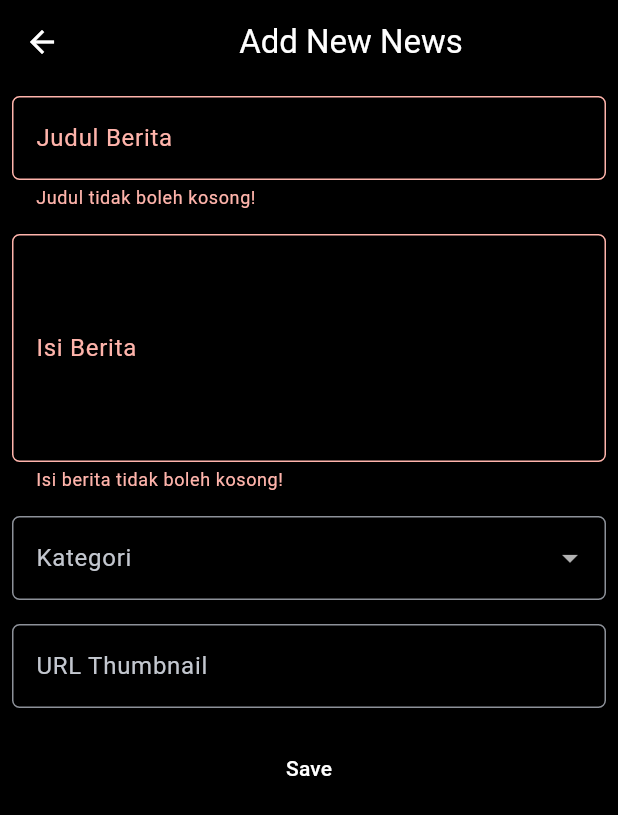
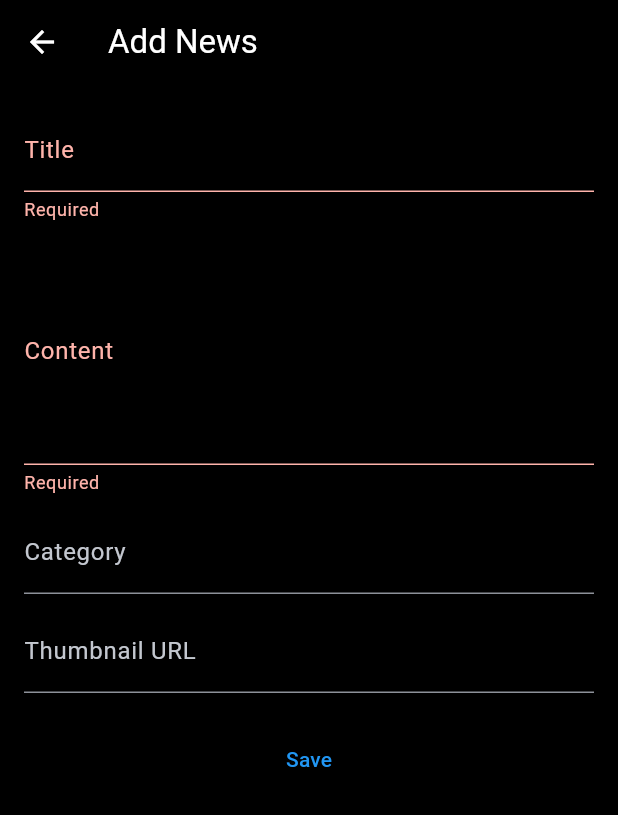
Before and after one commit to D05-2025/dribbl-id-mobile, a Flutter app: the NewsFormPage screen opened directly, after a tap on "Save", on a phone screen of 412 x 824 dp. Shown: the top 815 px of the screen. Run offline on Flutter 3.47's test engine with Material 3 defaults, Android fonts, the phone set to English and light mode, and no system bars; missing offline and left inert: pbp_django_auth.

Commit message:
sisa finishing

```diff
--- a/lib/news/screens/news_form.dart
+++ b/lib/news/screens/news_form.dart
@@ -1,10 +1,14 @@
+import 'dart:convert';
 import 'package:flutter/material.dart';
+import 'package:provider/provider.dart';
 import 'package:pbp_django_auth/pbp_django_auth.dart';
-import 'dart:convert';
-import 'package:provider/provider.dart';
+
+import 'package:dribbl_id/news/models/news.dart';
 
 class NewsFormPage extends StatefulWidget {
-  const NewsFormPage({super.key});
+  final News? news;
+
+  const NewsFormPage({super.key, this.news});
 
   @override
   State<NewsFormPage> createState() => _NewsFormPageState();
@@ -13,175 +17,93 @@ class NewsFormPage extends StatefulWidget {
 class _NewsFormPageState extends State<NewsFormPage> {
   final _formKey = GlobalKey<FormState>();
 
-  String _title = "";
-  String _content = "";
-  String _category = "";
-  String _thumbnail = "";
+  String _title = '';
+  String _content = '';
+  String _category = '';
+  String _thumbnail = '';
 
-  final List<String> _categories = [
-    'nba',
-    'ibl',
-    'fiba',
-    'transfer',
-    'highlight',
-    'analysis',
-  ];
+  @override
+  void initState() {
+    super.initState();
+    if (widget.news != null) {
+      _title = widget.news!.title;
+      _content = widget.news!.content;
+      _category = widget.news!.category;
+      _thumbnail = widget.news!.thumbnail;
+    }
+  }
 
   @override
   Widget build(BuildContext context) {
     final request = context.watch<CookieRequest>();
+    final isEdit = widget.news != null;
 
     return Scaffold(
       appBar: AppBar(
-        title: const Center(child: Text('Add New News')),
-        backgroundColor: Colors.black,
-        foregroundColor: Colors.white,
+        title: Text(isEdit ? 'Edit News' : 'Add News'),
       ),
-
-      body: Form(
+      body: Padding(
+        padding: const EdgeInsets.all(16.0),
+        child: Form(
           key: _formKey,
-        child: SingleChildScrollView(
-          child: Column(
-            crossAxisAlignment: CrossAxisAlignment.start,
+          child: ListView(
             children: [
-              Padding(
-                padding: const EdgeInsets.all(8.0),
-                child: TextFormField(
-                  decoration: InputDecoration(
-                    hintText: "Judul Berita",
-                    labelText: "Judul Berita",
-                    border: OutlineInputBorder(
-                      borderRadius: BorderRadius.circular(5.0),
+              TextFormField(
+                initialValue: _title,
+                decoration: const InputDecoration(labelText: 'Title'),
+                onChanged: (v) => _title = v,
+                validator: (v) =>
+                    v == null || v.isEmpty ? 'Required' : null,
               ),
+              const SizedBox(height: 10),
+              TextFormField(
+                initialValue: _content,
+                maxLines: 5,
+                decoration: const InputDecoration(labelText: 'Content'),
+                onChanged: (v) => _content = v,
+                validator: (v) =>
+                    v == null || v.isEmpty ? 'Required' : null,
               ),
-                  onChanged: (String? value) {
-                    setState(() {
-                      _title = value!;
-                    });
-                  },
-                  validator: (String? value) {
-                    if (value == null || value.isEmpty) {
-                      return "Judul tidak boleh kosong!";
-                    }
-                    return null;
-                  },
+              const SizedBox(height: 10),
+              TextFormField(
+                initialValue: _category,
+                decoration: const InputDecoration(labelText: 'Category'),
+                onChanged: (v) => _category = v,
               ),
+              const SizedBox(height: 10),
+              TextFormField(
+                initialValue: _thumbnail,
+                decoration: const InputDecoration(labelText: 'Thumbnail URL'),
+                onChanged: (v) => _thumbnail = v,
               ),
-
-              Padding(
-                padding: const EdgeInsets.all(8.0),
-                child: TextFormField(
-                  maxLines: 5,
-                  decoration: InputDecoration(
-                    hintText: "Isi Berita",
-                    labelText: "Isi Berita",
-                    border: OutlineInputBorder(
-                      borderRadius: BorderRadius.circular(5.0),
-                    ),
-                  ),
-                  onChanged: (String? value) {
-                    setState(() {
-                      _content = value!;
-                    });
-                  },
-                  validator: (String? value) {
-                    if (value == null || value.isEmpty) {
-                      return "Isi berita tidak boleh kosong!";
-                    }
-                    return null;
-                  },
-                ),
-              ),
-
-              Padding(
-                padding: const EdgeInsets.all(8.0),
-                child: DropdownButtonFormField<String>(
-                  decoration: InputDecoration(
-                    labelText: "Kategori",
-                    border: OutlineInputBorder(
-                      borderRadius: BorderRadius.circular(5.0),
-                    ),
-                  ),
-                  items: _categories
-                      .map(
-                        (cat) => DropdownMenuItem(
-                          value: cat,
-                          child: Text(cat[0].toUpperCase() + cat.substring(1)),
-                        ),
-                      )
-                      .toList(),
-                  onChanged: (String? newValue) {
-                    setState(() {
-                      _category = newValue!;
-                    });
-                  },
-                ),
-              ),
-
-              Padding(
-                padding: const EdgeInsets.all(8.0),
-                child: TextFormField(
-                  decoration: InputDecoration(
-                    hintText: "URL Thumbnail (opsional)",
-                    labelText: "URL Thumbnail",
-                    border: OutlineInputBorder(
-                      borderRadius: BorderRadius.circular(5.0),
-                    ),
-                  ),
-                  onChanged: (String? value) {
-                    setState(() {
-                      _thumbnail = value!;
-                    });
-                  },
-                ),
-              ),
-
-              Align(
-                alignment: Alignment.bottomCenter,
-                child: Padding(
-                  padding: const EdgeInsets.all(8.0),
-
-                  child: ElevatedButton(
-                    style: ButtonStyle(
-                      backgroundColor: MaterialStateProperty.all(Colors.black),
-                    ),
+              const SizedBox(height: 20),
+              ElevatedButton(
+                style:
+                    ElevatedButton.styleFrom(backgroundColor: Colors.black),
+                child: Text(isEdit ? 'Update' : 'Save'),
                 onPressed: () async {
                   if (_formKey.currentState!.validate()) {
+                    final url = isEdit
+                        ? 'http://localhost:8000/news/edit-flutter/${widget.news!.id}/'
+                        : 'http://localhost:8000/news/create-flutter/';
+
                     final response = await request.postJson(
-                          "http://localhost:8000/news/create-flutter/",
+                      url,
                       jsonEncode({
-                            "title": _title,
-                            "content": _content,
-                            "thumbnail": _thumbnail,
-                            "category": _category,
+                        'title': _title,
+                        'content': _content,
+                        'category': _category,
+                        'thumbnail': _thumbnail,
                       }),
                     );
 
-                        if (context.mounted) {
-                          if (response['status'] == 'success') {
-                            ScaffoldMessenger.of(context).showSnackBar(
-                              const SnackBar(
-                                content: Text("News successfully saved!"),
-                              ),
-                            );
+                    if (context.mounted &&
+                        response['status'] == 'success') {
                       Navigator.pop(context);
-                          } else {
-                            ScaffoldMessenger.of(context).showSnackBar(
-                              const SnackBar(
-                                content: Text("Something went wrong."),
-                              ),
-                            );
-                          }
                     }
                   }
                 },
-                    child: const Text(
-                      "Save",
-                      style: TextStyle(color: Colors.white),
-                    ),
-                  ),
-                ),
-              ),
+              )
             ],
           ),
         ),
--- a/lib/news/screens/news_list.dart
+++ b/lib/news/screens/news_list.dart
@@ -1,6 +1,7 @@
 import 'package:flutter/material.dart';
 import 'package:provider/provider.dart';
 import 'package:pbp_django_auth/pbp_django_auth.dart';
+
 import 'package:dribbl_id/news/models/news.dart';
 import 'package:dribbl_id/news/widgets/news_card.dart';
 import 'package:dribbl_id/news/screens/news_details.dart';
@@ -15,39 +16,39 @@ class NewsEntryListPage extends StatefulWidget {
 
 class _NewsEntryListPageState extends State<NewsEntryListPage> {
   Future<List<News>> fetchNews(CookieRequest request) async {
+    final response = await request.get('http://localhost:8000/news/json/');
+    return response.map<News>((d) => News.fromJson(d)).toList();
+  }
 
-    final response = await request.get('http://localhost:8000/news/json/');
-    List<News> listNews = [];
-    for (var d in response) {
-      if (d != null) {
-        listNews.add(News.fromJson(d));
-      }
+  Future<void> deleteNews(
+      CookieRequest request, String id, BuildContext context) async {
+    final response =
+        await request.post('http://localhost:8000/news/delete/$id/', {});
+    if (response['status'] == 'success') {
+      setState(() {});
     }
-    return listNews;
   }
 
   @override
   Widget build(BuildContext context) {
     final request = context.watch<CookieRequest>();
+    final isAdmin = request.jsonData['role'] == 'admin';
 
     return Scaffold(
       appBar: AppBar(title: const Text('News List')),
-      floatingActionButton:
-        request.jsonData["role"] == 'admin'
-            ? FloatingActionButton(
-                backgroundColor: Colors.black,
-                onPressed: () {
-                Navigator.push(
+      floatingActionButton: isAdmin
+          ? FloatingActionButton(
+              backgroundColor: Colors.black,
+              child: const Icon(Icons.add, color: Colors.white),
+              onPressed: () async {
+                await Navigator.push(
                   context,
-                  MaterialPageRoute(
-                    builder: (context) => const NewsFormPage(),
-                  ),
+                  MaterialPageRoute(builder: (_) => const NewsFormPage()),
                 );
+                setState(() {});
               },
-
-                child: const Icon(Icons.add, color: Colors.white),
-              )
-            : null,
+            )
+          : null,
       body: FutureBuilder(
         future: fetchNews(request),
         builder: (context, AsyncSnapshot<List<News>> snapshot) {
@@ -56,20 +57,17 @@ class _NewsEntryListPageState extends State<NewsEntryListPage> {
           }
 
           if (snapshot.data!.isEmpty) {
-            return const Center(
-              child: Text(
-                'Tidak ada news ditemukan.',
-                style: TextStyle(fontSize: 18),
-              ),
-            );
+            return const Center(child: Text('Tidak ada news ditemukan'));
           }
 
           return ListView.builder(
             itemCount: snapshot.data!.length,
             itemBuilder: (_, index) {
               final item = snapshot.data![index];
+
               return NewsCard(
                 news: item,
+                isAdmin: isAdmin,
                 onTap: () {
                   Navigator.push(
                     context,
@@ -78,6 +76,22 @@ class _NewsEntryListPageState extends State<NewsEntryListPage> {
                     ),
                   );
                 },
+                onEdit: isAdmin
+                    ? () async {
+                        await Navigator.push(
+                          context,
+                          MaterialPageRoute(
+                            builder: (_) => NewsFormPage(news: item),
+                          ),
+                        );
+                        setState(() {});
+                      }
+                    : null,
+                onDelete: isAdmin
+                    ? () async {
+                        await deleteNews(request, item.id, context);
+                      }
+                    : null,
               );
             },
           );
```
Lines whose indentation alone changed are shown as unchanged.
